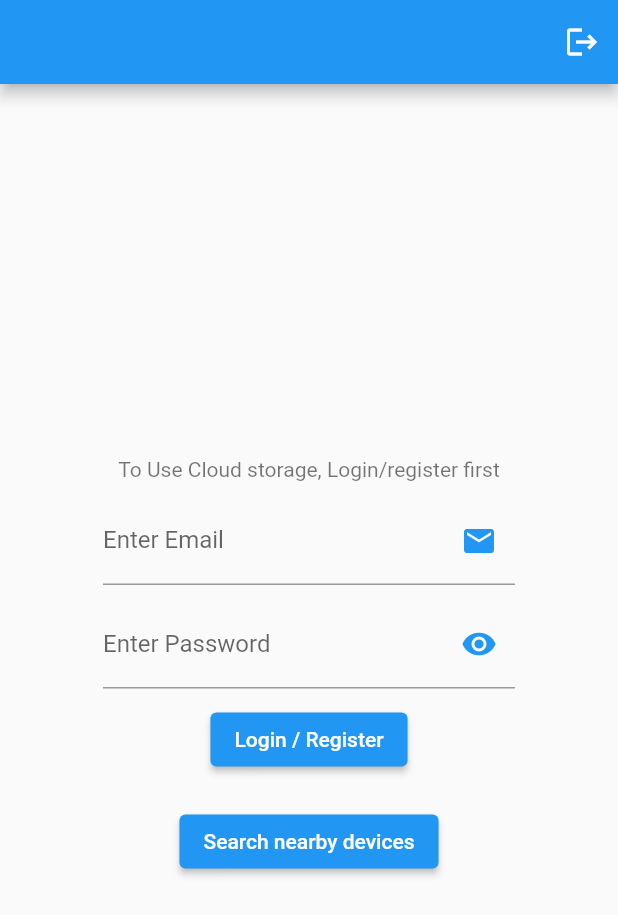
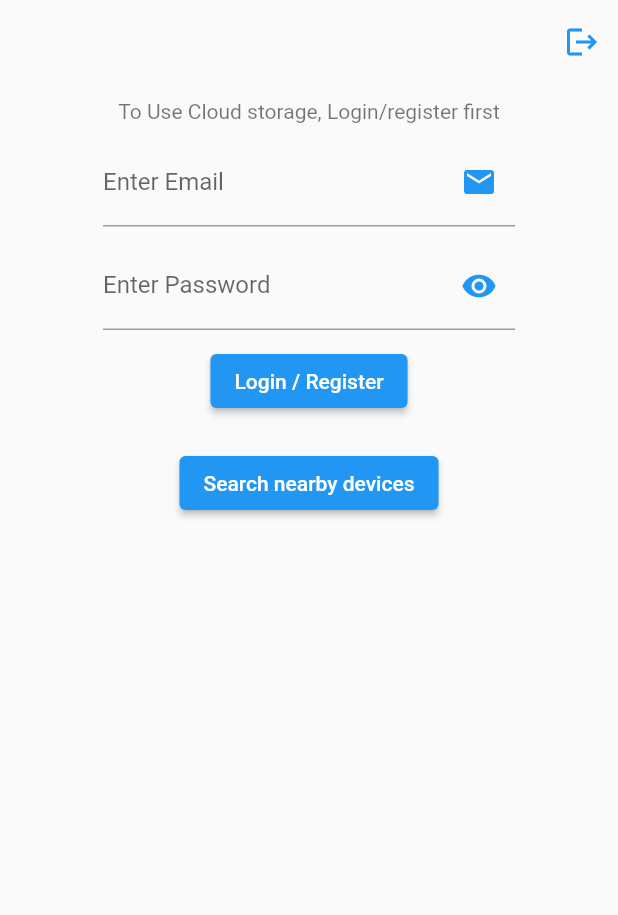
Before and after one commit to J0313-1806/flutter_ble_chat, a Flutter app: the screen it shows after launch, on a phone screen of 412 x 824 dp. Shown: the top 915 px of the screen. Run offline on Flutter 3.47's test engine with Material 2 defaults, Android fonts, the phone set to English and light mode, and no system bars; our stand-ins replace device_info_plus, firebase_auth, firebase_core, firebase_storage, get, hive and 1 more; missing offline and left inert: nearby_connections; accounts and stored records are empty.

Commit message:
bug fixes

```diff
--- a/lib/source/database/local.dart
+++ b/lib/source/database/local.dart
@@ -21,7 +21,7 @@ class LocalX extends GetxController {
     await Hive.openBox<Message>(deviceName);
   }
 
-  /// gets the hhive box
+  /// gets the hive box
   static Box<dynamic> chatBox(String deviceName) =>
       Hive.box<Message>(deviceName);
 
--- a/lib/source/view/screens/home.dart
+++ b/lib/source/view/screens/home.dart
@@ -18,22 +18,24 @@ class Home extends StatelessWidget {
             onPressed: _authController.signOut,
             icon: const Icon(
               Icons.logout,
-                color: Colors.white,
-              ))
+              color: Colors.blue,
+            ),
+          ),
         ],
+        backgroundColor: Colors.transparent,
+        elevation: 0.0,
       ),
-      body: Column(
+      body: SingleChildScrollView(
+        child: Column(
           mainAxisAlignment: MainAxisAlignment.center,
+          crossAxisAlignment: CrossAxisAlignment.center,
           children: [
-          ListView(
-            shrinkWrap: true,
-            children: [
-              const Align(alignment: Alignment.center, child: LoginForm()),
+            const Center(child: LoginForm()),
             const SizedBox(
               height: 20,
             ),
-              Align(
-                alignment: Alignment.center,
+            Center(
+              // alignment: Alignment.center,
               child: ElevatedButton(
                 onPressed: () {
                   Get.to(() => const DevicePage());
@@ -43,7 +45,6 @@ class Home extends StatelessWidget {
             ),
           ],
         ),
-        ],
       ),
     );
   }
```
Also changed, not shown: lib/source/controller/auth_controller.dart (+16 -21 lines), lib/source/controller/devices_controller.dart (+11 -1 lines), lib/source/controller/messages_controller.dart (+11 -7 lines), lib/source/view/screens/chat.dart (+16 -8 lines). Lines whose indentation alone changed are shown as unchanged.
